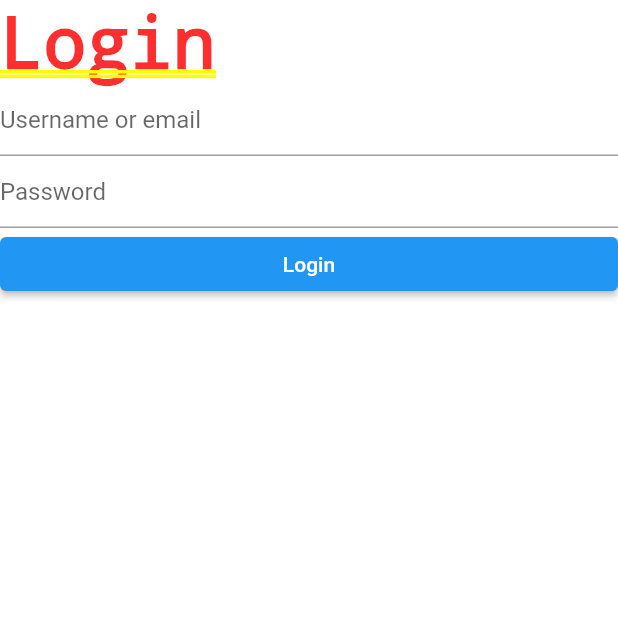
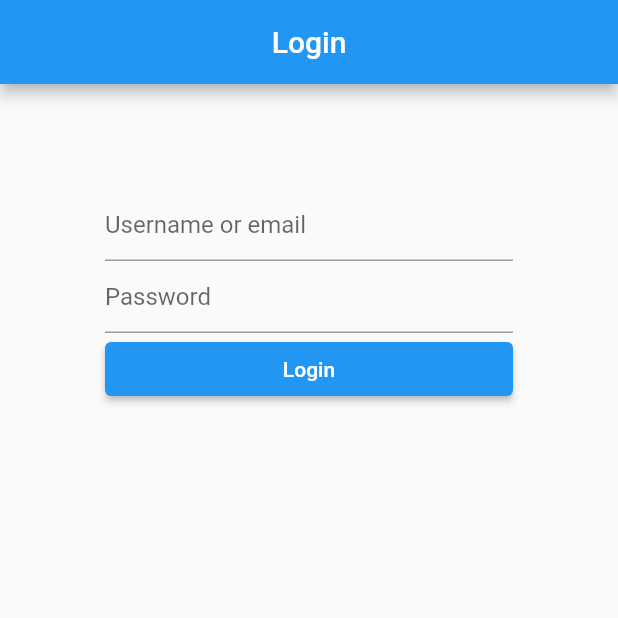
Before and after one commit to tinashemahwenda/app-dev, a Flutter app: the screen it shows after launch, on a phone screen of 412 x 824 dp, the top half of it. Run offline on Flutter 3.47's test engine with Material 2 defaults, Android fonts, the phone set to English and light mode, and no system bars.

Commit message:
Added padding

```diff
--- a/scar_app/lib/main.dart
+++ b/scar_app/lib/main.dart
@@ -8,6 +8,7 @@
   @override
   Widget build(BuildContext context) {
     return MaterialApp(
+      debugShowCheckedModeBanner: false,
       theme: ThemeData(),
       home: const Login(),
     );
@@ -19,11 +20,16 @@
 
   @override
   Widget build(BuildContext context) {
-    return Container(
-        child: Center(
+    return Scaffold(
+        appBar: AppBar(
+            title: const Center(
+          child: Text('Login'),
+        )),
+        body: Center(
+            child: Padding(
+          padding: const EdgeInsets.all(70),
           child: ListView(
             children: [
-          const Text('Login'),
               const TextField(
                 decoration: InputDecoration(hintText: 'Username or email'),
               ),
@@ -34,7 +40,7 @@
               ElevatedButton(onPressed: () {}, child: const Text('Login'))
             ],
           ),
-    ));
+        )));
   }
 }
 
```
Lines whose indentation alone changed are shown as unchanged.
